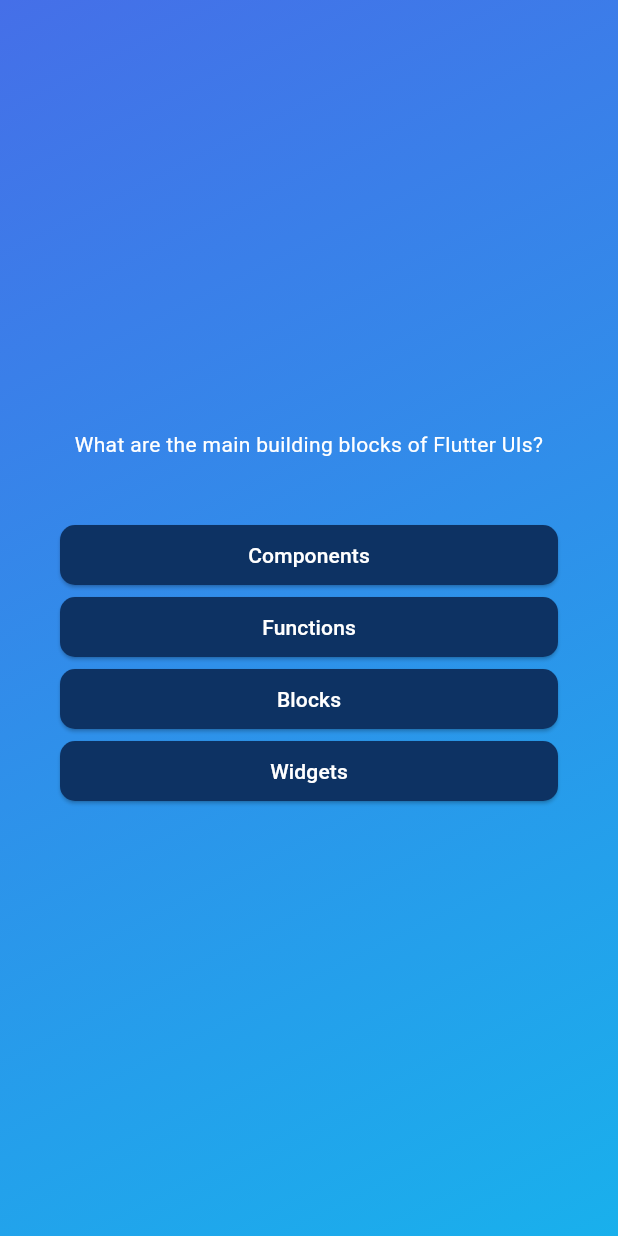
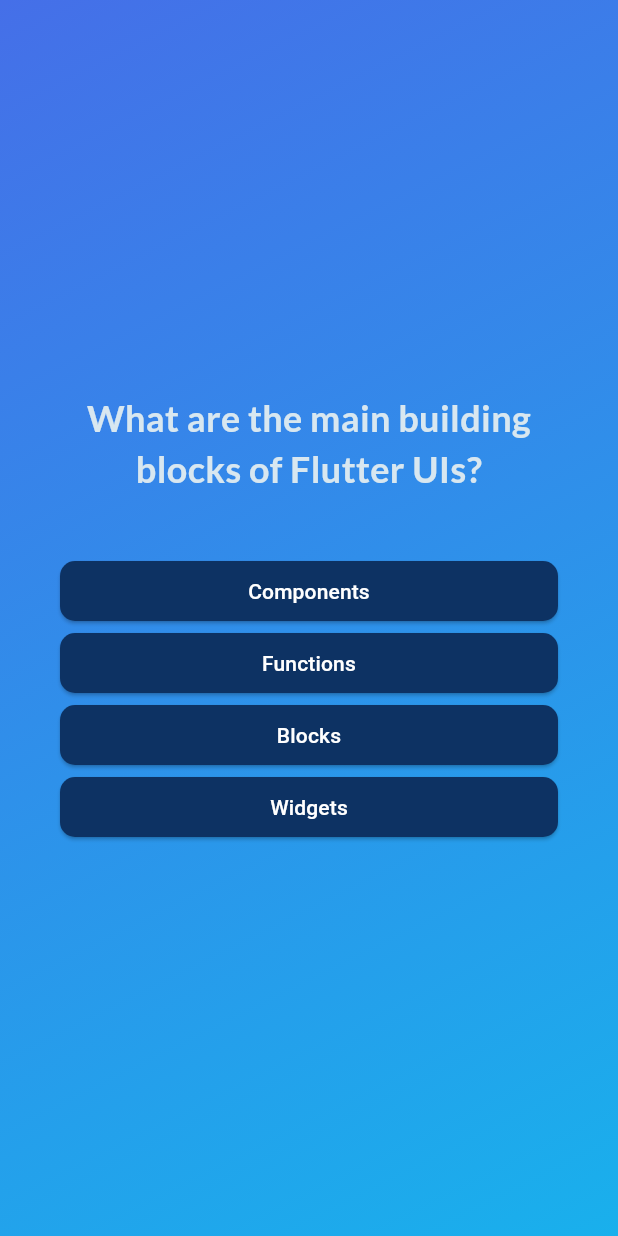
Before and after one commit to Leningram/flutter_quiz, a Flutter app: the screen it shows after launch, after a tap on "Start Quiz", on a phone screen of 412 x 824 dp. Run offline on Flutter 3.47's test engine with Material 3 defaults, Android fonts, the phone set to English and light mode, and no system bars; our stand-ins replace google_fonts.

Commit message:
google fonts

```diff
--- a/lib/answer_button.dart
+++ b/lib/answer_button.dart
@@ -15,7 +15,7 @@ class AnswerButton extends StatelessWidget {
         shape: RoundedRectangleBorder(borderRadius: BorderRadius.circular(10)),
         padding: const EdgeInsets.symmetric(vertical: 10, horizontal: 40),
       ),
-      child: Text(answer),
+      child: Text(answer, textAlign: TextAlign.center,),
     );
   }
 }
--- a/lib/quiestions_screen.dart
+++ b/lib/quiestions_screen.dart
@@ -1,6 +1,7 @@
 import 'package:flutter/material.dart';
 import 'package:quiz_game/answer_button.dart';
 import 'package:quiz_game/data/questions.dart';
+import 'package:google_fonts/google_fonts.dart';
 
 class QuestionsScreen extends StatefulWidget {
   const QuestionsScreen({super.key});
@@ -12,9 +13,17 @@ class QuestionsScreen extends StatefulWidget {
 }
 
 class _QuestionsScreenState extends State<QuestionsScreen> {
+  var currentQuestionIndex = 0;
+
+  void answerQuestion() {
+    setState(() {
+      currentQuestionIndex ++;
+    });
+  }
+
   @override
   Widget build(BuildContext context) {
-    final currentQuestion = questions[0];
+    final currentQuestion = questions[currentQuestionIndex];
 
     return SizedBox(
       width: double.infinity,
@@ -26,12 +35,16 @@ class _QuestionsScreenState extends State<QuestionsScreen> {
           children: [
             Text(
               currentQuestion.text,
-              style: const TextStyle(color: Colors.white),
+              style: GoogleFonts.lato(
+                color: const Color.fromARGB(255, 216, 231, 240),
+                fontSize: 24,
+                fontWeight: FontWeight.bold
+              ),
               textAlign: TextAlign.center,
             ),
             const SizedBox(height: 40),
             ...currentQuestion.getSuffledAnswers().map((item) {
-              return AnswerButton(answer: item, onTap: () {});
+              return AnswerButton(answer: item, onTap: answerQuestion);
             })
           ],
         ),
--- a/lib/start_screen.dart
+++ b/lib/start_screen.dart
@@ -1,4 +1,5 @@
 import 'package:flutter/material.dart';
+import 'package:google_fonts/google_fonts.dart';
 
 class StartScreen extends StatelessWidget {
   const StartScreen(this.startQuiz, {super.key});
@@ -17,9 +18,10 @@ class StartScreen extends StatelessWidget {
             color: const Color.fromARGB(150, 255, 255, 255),
           ),
           const SizedBox(height: 60),
-          const Text('Learn Flutter the fun way!',
-              style: TextStyle(
-                  color: Color.fromARGB(255, 207, 230, 247), fontSize: 24)),
+          Text('Learn Flutter the fun way!',
+              style: GoogleFonts.montserrat(
+                  color: const Color.fromARGB(255, 207, 230, 247),
+                  fontSize: 24)),
           const SizedBox(height: 60),
           OutlinedButton.icon(
               style: OutlinedButton.styleFrom(
--- a/pubspec.yaml
+++ b/pubspec.yaml
@@ -35,6 +35,7 @@ dependencies:
   # The following adds the Cupertino Icons font to your application.
   # Use with the CupertinoIcons class for iOS style icons.
   cupertino_icons: ^1.0.6
+  google_fonts: ^6.2.1
 
 dev_dependencies:
   flutter_test:
```
Also changed, not shown: pubspec.lock, 1 other file.
